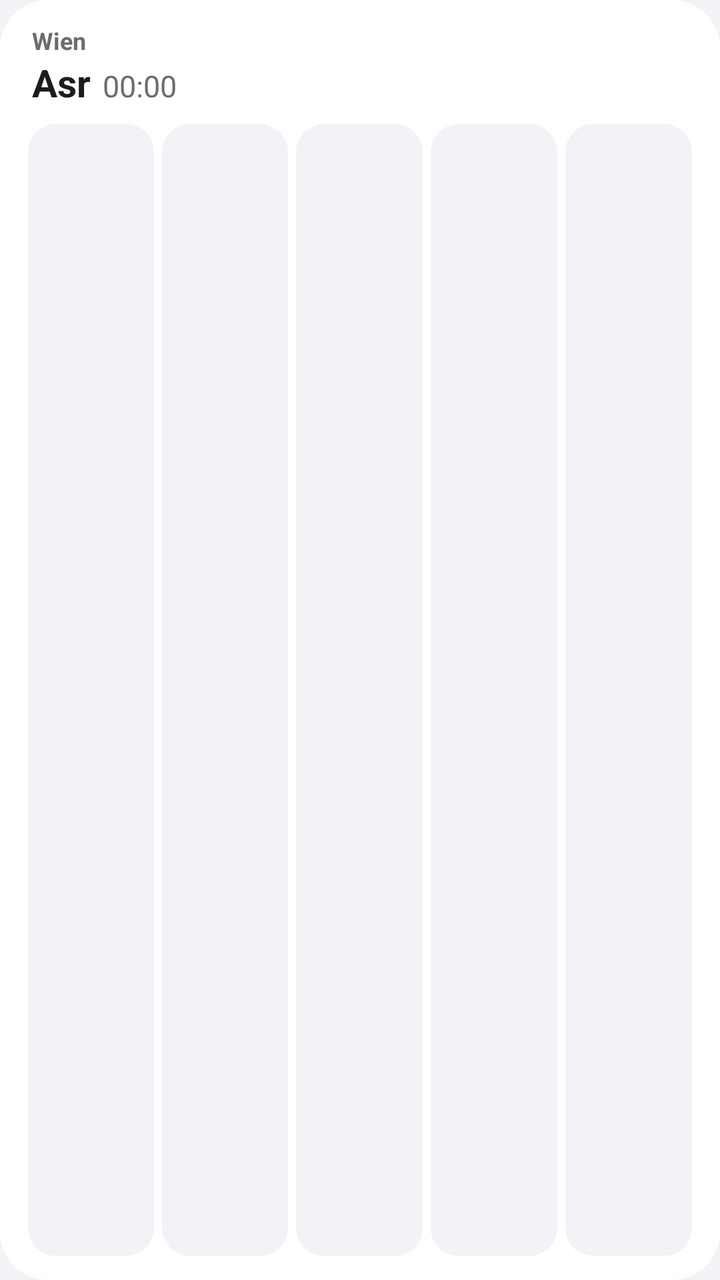
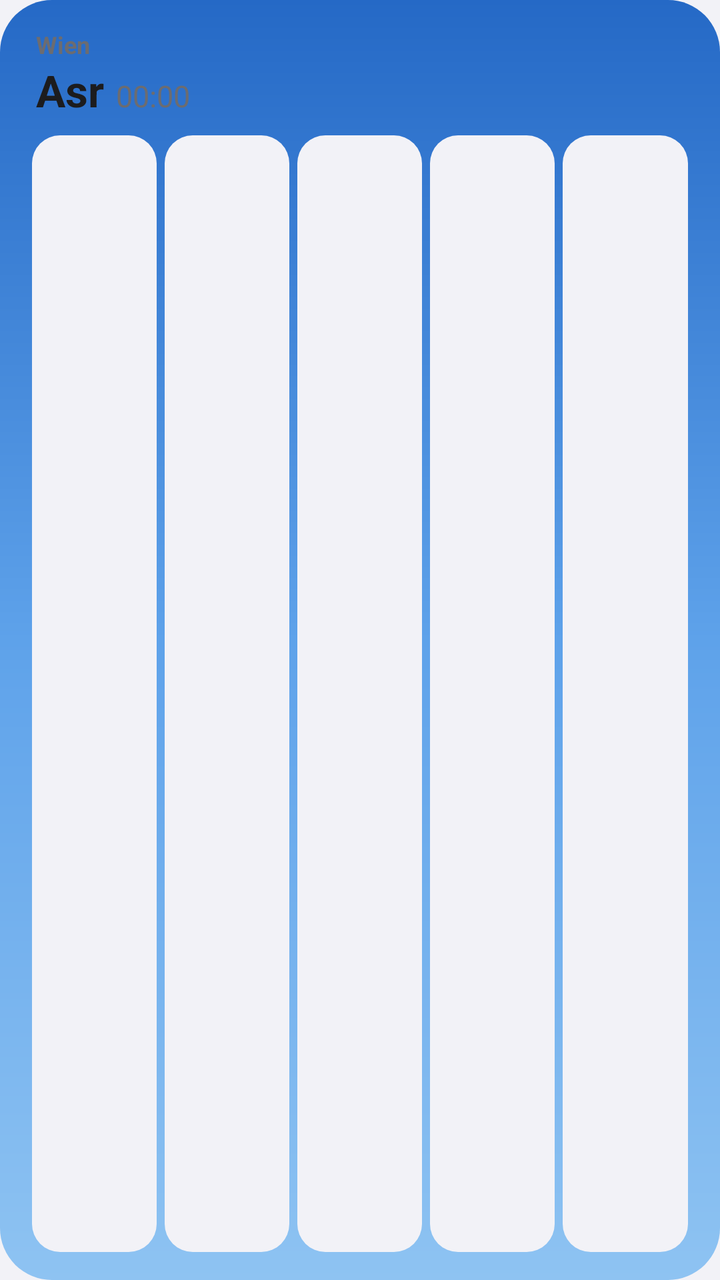

Before-and-after screenshots of an Android layout around one commit, followed by the original layout XML and the change that was made.
<!-- AndroidManifest.xml: application theme AppTheme -->
<!-- res/layout/widget_medium.xml -->
<?xml version="1.0" encoding="utf-8"?>
<LinearLayout xmlns:android="http://schemas.android.com/apk/res/android"
    android:id="@+id/w_root"
    android:layout_width="match_parent"
    android:layout_height="match_parent"
    android:orientation="vertical"
    android:padding="12dp"
    android:background="@drawable/wbg_light">

    <LinearLayout
        android:layout_width="match_parent"
        android:layout_height="wrap_content"
        android:orientation="horizontal"
        android:gravity="bottom"
        android:paddingStart="4dp"
        android:paddingEnd="4dp">

        <LinearLayout
            android:layout_width="0dp"
            android:layout_height="wrap_content"
            android:layout_weight="1"
            android:orientation="vertical">

            <TextView
                android:id="@+id/w_place"
                android:layout_width="wrap_content"
                android:layout_height="wrap_content"
                android:textSize="12sp"
                android:textStyle="bold"
                android:textColor="#6C6C70"
                android:text="Wien" />

            <LinearLayout
                android:layout_width="wrap_content"
                android:layout_height="wrap_content"
                android:orientation="horizontal"
                android:baselineAligned="true">

                <TextView
                    android:id="@+id/w_next"
                    android:layout_width="wrap_content"
                    android:layout_height="wrap_content"
                    android:textSize="19sp"
                    android:textStyle="bold"
                    android:textColor="#1C1C1E"
                    android:text="Asr" />

                <Chronometer
                    android:id="@+id/w_chrono"
                    android:layout_width="wrap_content"
                    android:layout_height="wrap_content"
                    android:layout_marginStart="6dp"
                    android:textSize="15sp"
                    android:textColor="#6C6C70" />
            </LinearLayout>
        </LinearLayout>

        <TextView
            android:id="@+id/w_hijri"
            android:layout_width="wrap_content"
            android:layout_height="wrap_content"
            android:textSize="11sp"
            android:textColor="#6C6C70"
            android:gravity="end"
            android:maxLines="2" />
    </LinearLayout>

    <LinearLayout
        android:layout_width="match_parent"
        android:layout_height="0dp"
        android:layout_weight="1"
        android:layout_marginTop="8dp"
        android:orientation="horizontal">

        <LinearLayout
            android:id="@+id/c0"
            android:layout_width="0dp"
            android:layout_height="match_parent"
            android:layout_weight="1"
            android:layout_marginStart="2dp"
            android:layout_marginEnd="2dp"
            android:orientation="vertical"
            android:gravity="center"
            android:background="@drawable/cell_light">

            <TextView
                android:id="@+id/n0"
                android:layout_width="wrap_content"
                android:layout_height="wrap_content"
                android:textSize="11sp"
                android:textStyle="bold"
                android:maxLines="1"
                android:textColor="#1C1C1E" />

            <TextView
                android:id="@+id/t0"
                android:layout_width="wrap_content"
                android:layout_height="wrap_content"
                android:textSize="15sp"
                android:textStyle="bold"
                android:maxLines="1"
                android:textColor="#1C1C1E" />

            <TextView
                android:id="@+id/g0"
                android:layout_width="wrap_content"
                android:layout_height="wrap_content"
                android:textSize="9sp"
                android:maxLines="1"
                android:textColor="#1C1C1E" />
        </LinearLayout>

        <LinearLayout
            android:id="@+id/c1"
            android:layout_width="0dp"
            android:layout_height="match_parent"
            android:layout_weight="1"
            android:layout_marginStart="2dp"
            android:layout_marginEnd="2dp"
            android:orientation="vertical"
            android:gravity="center"
            android:background="@drawable/cell_light">

            <TextView
                android:id="@+id/n1"
                android:layout_width="wrap_content"
                android:layout_height="wrap_content"
                android:textSize="11sp"
                android:textStyle="bold"
                android:maxLines="1"
                android:textColor="#1C1C1E" />

            <TextView
                android:id="@+id/t1"
                android:layout_width="wrap_content"
                android:layout_height="wrap_content"
                android:textSize="15sp"
                android:textStyle="bold"
                android:maxLines="1"
                android:textColor="#1C1C1E" />

            <TextView
                android:id="@+id/g1"
                android:layout_width="wrap_content"
                android:layout_height="wrap_content"
                android:textSize="9sp"
                android:maxLines="1"
                android:textColor="#1C1C1E" />
        </LinearLayout>

        <LinearLayout
            android:id="@+id/c2"
            android:layout_width="0dp"
            android:layout_height="match_parent"
            android:layout_weight="1"
            android:layout_marginStart="2dp"
            android:layout_marginEnd="2dp"
            android:orientation="vertical"
            android:gravity="center"
            android:background="@drawable/cell_light">

            <TextView
                android:id="@+id/n2"
                android:layout_width="wrap_content"
                android:layout_height="wrap_content"
                android:textSize="11sp"
                android:textStyle="bold"
                android:maxLines="1"
                android:textColor="#1C1C1E" />

            <TextView
                android:id="@+id/t2"
                android:layout_width="wrap_content"
                android:layout_height="wrap_content"
                android:textSize="15sp"
                android:textStyle="bold"
                android:maxLines="1"
                android:textColor="#1C1C1E" />

            <TextView
                android:id="@+id/g2"
                android:layout_width="wrap_content"
                android:layout_height="wrap_content"
                android:textSize="9sp"
                android:maxLines="1"
                android:textColor="#1C1C1E" />
        </LinearLayout>

        <LinearLayout
            android:id="@+id/c3"
            android:layout_width="0dp"
            android:layout_height="match_parent"
            android:layout_weight="1"
            android:layout_marginStart="2dp"
            android:layout_marginEnd="2dp"
            android:orientation="vertical"
            android:gravity="center"
            android:background="@drawable/cell_light">

            <TextView
                android:id="@+id/n3"
                android:layout_width="wrap_content"
                android:layout_height="wrap_content"
                android:textSize="11sp"
                android:textStyle="bold"
                android:maxLines="1"
                android:textColor="#1C1C1E" />

            <TextView
                android:id="@+id/t3"
                android:layout_width="wrap_content"
                android:layout_height="wrap_content"
                android:textSize="15sp"
                android:textStyle="bold"
                android:maxLines="1"
                android:textColor="#1C1C1E" />

            <TextView
                android:id="@+id/g3"
                android:layout_width="wrap_content"
                android:layout_height="wrap_content"
                android:textSize="9sp"
                android:maxLines="1"
                android:textColor="#1C1C1E" />
        </LinearLayout>

        <LinearLayout
            android:id="@+id/c4"
            android:layout_width="0dp"
            android:layout_height="match_parent"
            android:layout_weight="1"
            android:layout_marginStart="2dp"
            android:layout_marginEnd="2dp"
            android:orientation="vertical"
            android:gravity="center"
            android:background="@drawable/cell_light">

            <TextView
                android:id="@+id/n4"
                android:layout_width="wrap_content"
                android:layout_height="wrap_content"
                android:textSize="11sp"
                android:textStyle="bold"
                android:maxLines="1"
                android:textColor="#1C1C1E" />

            <TextView
                android:id="@+id/t4"
                android:layout_width="wrap_content"
                android:layout_height="wrap_content"
                android:textSize="15sp"
                android:textStyle="bold"
                android:maxLines="1"
                android:textColor="#1C1C1E" />

            <TextView
                android:id="@+id/g4"
                android:layout_width="wrap_content"
                android:layout_height="wrap_content"
                android:textSize="9sp"
                android:maxLines="1"
                android:textColor="#1C1C1E" />
        </LinearLayout>
    </LinearLayout>
</LinearLayout>
<!-- resources referenced by this layout -->
<resources>
  <!-- drawable cell_light (drawable) -->
  <shape xmlns:android="http://schemas.android.com/apk/res/android" android:shape="rectangle">
      <solid android:color="#F2F2F7" />
      <corners android:radius="14dp" />
  </shape>
  <!-- drawable wbg_light (drawable) -->
  <shape xmlns:android="http://schemas.android.com/apk/res/android" android:shape="rectangle">
      <solid android:color="#FFFFFF" />
      <corners android:radius="24dp" />
  </shape>
  <style name="AppTheme" parent="android:Theme.Material.Light.NoActionBar">
          <item name="android:windowBackground">@color/bg</item>
          <item name="android:statusBarColor">@android:color/transparent</item>
          <item name="android:navigationBarColor">@android:color/transparent</item>
      </style>
  <color name="bg">#F2F2F7</color>
</resources>

<!-- the commit's change to res/layout/widget_medium.xml (unified diff, before → after) -->
@@ -4,8 +4,8 @@
     android:layout_width="match_parent"
     android:layout_height="match_parent"
     android:orientation="vertical"
-    android:padding="12dp"
-    android:background="@drawable/wbg_light">
+    android:padding="14dp"
+    android:background="@drawable/wsky_day">
 
     <LinearLayout
         android:layout_width="match_parent"
@@ -40,7 +40,7 @@
                     android:id="@+id/w_next"
                     android:layout_width="wrap_content"
                     android:layout_height="wrap_content"
-                    android:textSize="19sp"
+                    android:textSize="22sp"
                     android:textStyle="bold"
                     android:textColor="#1C1C1E"
                     android:text="Asr" />
<!-- resource entries referenced after the edit -->
@@ -5,10 +5,10 @@
       <solid android:color="#F2F2F7" />
       <corners android:radius="14dp" />
   </shape>
-  <!-- drawable wbg_light (drawable) -->
+  <!-- drawable wsky_day (drawable) -->
   <shape xmlns:android="http://schemas.android.com/apk/res/android" android:shape="rectangle">
-      <solid android:color="#FFFFFF" />
-      <corners android:radius="24dp" />
+      <gradient android:angle="270" android:startColor="#FF2569C6" android:centerColor="#FF5EA2EA" android:endColor="#FF8EC3F2" android:type="linear" />
+      <corners android:radius="26dp" />
   </shape>
   <style name="AppTheme" parent="android:Theme.Material.Light.NoActionBar">
           <item name="android:windowBackground">@color/bg</item>
